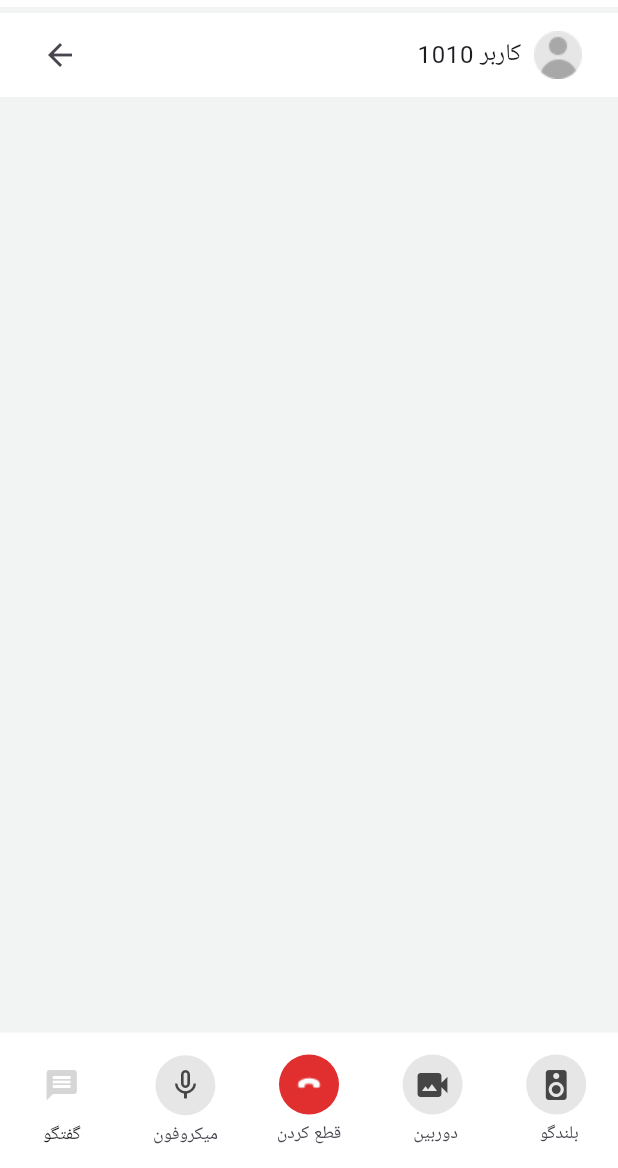
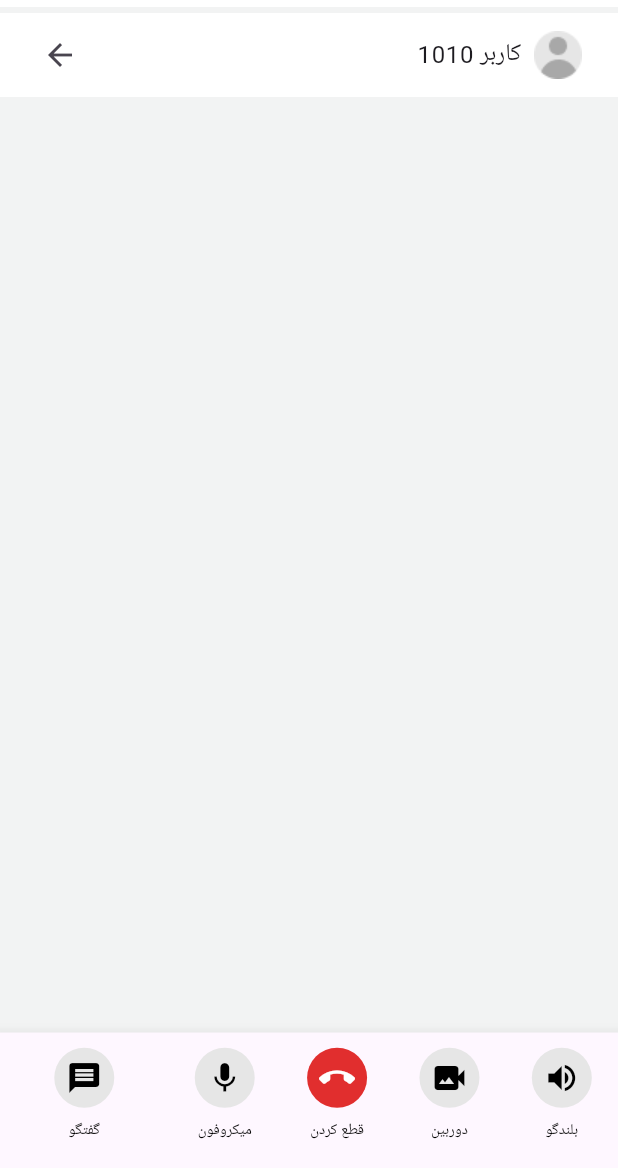
Before and after one commit to AfsharKourosh/ui_screen, a Flutter app: the screen it shows after launch, on a phone screen of 412 x 824 dp, the part 68-1236 px from its top. Run offline on Flutter 3.47's test engine with Material 3 defaults, Android fonts, the phone set to English and light mode, and no system bars; our stand-ins replace bloc, equatable, flutter_bloc, flutter_screenutil.

Commit message:
buttonNavBar implemented

```diff
--- /dev/null
+++ b/devtools_options.yaml
@@ -0,0 +1,3 @@
+description: This file stores settings for Dart & Flutter DevTools.
+documentation: https://docs.flutter.dev/tools/devtools/extensions#configure-extension-enablement-states
+extensions:
--- a/lib/core/util/constant/constant.dart
+++ b/lib/core/util/constant/constant.dart
@@ -11,7 +11,7 @@ class Constant {
   static const Color userText = Color(0xFF454545);
   static const Color selectButtonText = Color(0xFF5E5E5E);
   static const Color unselectButtonText = Color(0xFF65499E);
-  static const Color buttonNavText = Color(0xFF000000);
+  static const Color buttonNav = Color(0xFF000000);
   static const Color menuText = Color(0xFF3C2C5E);
   static const Color menuButton = Color(0xFF65499E);
   static const Color selectButtonBackground = Color(0xFFE6E6E6);
--- a/lib/feature/call/presentation/screen/call_back_screen.dart
+++ b/lib/feature/call/presentation/screen/call_back_screen.dart
@@ -1,5 +1,7 @@
 import 'package:flutter/material.dart';
 import 'package:flutter_screenutil/flutter_screenutil.dart';
+import 'package:ui_screen/core/util/constant/constant.dart';
+import 'package:ui_screen/feature/call/presentation/widget/bottom_navigation.dart';
 import '../../../../core/widget/app_bar.dart';
 
 class CallBackScreen extends StatefulWidget {
@@ -10,68 +12,15 @@ class CallBackScreen extends StatefulWidget {
 }
 
 class _CallBackScreenState extends State<CallBackScreen> {
+  final int _selectedIndex = 0;
+
 
   @override
   Widget build(BuildContext context) {
-    int currentPageIndex = 0;
     return Scaffold(
       backgroundColor: Color(0xFFF2F3F3),
       appBar: AppBarWidget(),
-      bottomNavigationBar: NavigationBar(
-        indicatorColor: Colors.transparent,
-        overlayColor: WidgetStateProperty.all(Colors.transparent),
-        height: 89.0.h,
-        backgroundColor: Color(0xFFffffff),
-        onDestinationSelected: (int index) {
-          setState(() {
-            currentPageIndex = index;
-          });
-        },
-        selectedIndex: currentPageIndex,
-        destinations: <Widget>[
-          NavigationDestination(
-            label: 'گفتگو',
-            selectedIcon: CircleAvatar(
-              backgroundColor: Color(0xFFffffff),
-              child: Icon(Icons.message, color: Color(0xFFD6D6D6)),
-            ),
-            icon: CircleAvatar(),
-          ),
-
-          NavigationDestination(
-            label: 'میکروفون',
-            icon: CircleAvatar(
-              backgroundColor: Color(0xFFE6E6E6),
-              child: Icon(Icons.mic_none, color: Color(0xFF454545)),
-            ),
-          ),
-
-          NavigationDestination(
-            label: 'قطع کردن',
-            icon: CircleAvatar(
-              backgroundColor: Color(0xFFE12E2E),
-              child: Image.asset('asset/image/callEnd.png'),
-            ),
-          ),
-
-          NavigationDestination(
-            label: ' دوربین',
-            icon: CircleAvatar(
-              backgroundColor: Color(0xFFE6E6E6),
-              child: Icon(Icons.video_camera_back, color: Color(0xFF454545)),
-            ),
-          ),
-
-          NavigationDestination(
-            label: ' بلندگو',
-            icon: CircleAvatar(
-              backgroundColor: Color(0xFFE6E6E6),
-              child: Icon(Icons.speaker, color: Color(0xFF454545)),
-            ),
-          ),
-        ],
-      ),
-
+      bottomNavigationBar: BottomNavigation(),
       body: Column(
         children: [
           Card(
@@ -122,3 +71,58 @@ class _CallBackScreenState extends State<CallBackScreen> {
 //     ),
 //   ],
 // ),
+//-------------------------------------------------------------------------------
+// NavigationBar(
+//   indicatorColor: Colors.transparent,
+//   overlayColor: WidgetStateProperty.all(Colors.transparent),
+//   height: 89.0.h,
+//   backgroundColor: Color(0xFFffffff),
+//   onDestinationSelected: (int index) {
+//     setState(() {
+//       currentPageIndex = index;
+//     });
+//   },
+//   selectedIndex: currentPageIndex,
+//   destinations: <Widget>[
+//     NavigationDestination(
+//       label: 'گفتگو',
+//       selectedIcon: CircleAvatar(
+//         backgroundColor: Color(0xFFffffff),
+//         child: Icon(Icons.message, color: Color(0xFFD6D6D6)),
+//       ),
+//       icon: CircleAvatar(),
+//     ),
+//
+//     NavigationDestination(
+//       label: 'میکروفون',
+//       icon: CircleAvatar(
+//         backgroundColor: Color(0xFFE6E6E6),
+//         child: Icon(Icons.mic_none, color: Color(0xFF454545)),
+//       ),
+//     ),
+//
+//     NavigationDestination(
+//       label: 'قطع کردن',
+//       icon: CircleAvatar(
+//         backgroundColor: Color(0xFFE12E2E),
+//         child: Image.asset('asset/image/callEnd.png'),
+//       ),
+//     ),
+//
+//     NavigationDestination(
+//       label: ' دوربین',
+//       icon: CircleAvatar(
+//         backgroundColor: Color(0xFFE6E6E6),
+//         child: Icon(Icons.video_camera_back, color: Color(0xFF454545)),
+//       ),
+//     ),
+//
+//     NavigationDestination(
+//       label: ' بلندگو',
+//       icon: CircleAvatar(
+//         backgroundColor: Color(0xFFE6E6E6),
+//         child: Icon(Icons.speaker, color: Color(0xFF454545)),
+//       ),
+//     ),
+//   ],
+// ),
--- /dev/null
+++ b/lib/feature/call/presentation/widget/bottom_navigation.dart
@@ -0,0 +1,125 @@
+import 'package:flutter/material.dart';
+import 'package:flutter_screenutil/flutter_screenutil.dart';
+
+import '../../../../core/util/constant/constant.dart';
+
+class BottomNavigation extends StatelessWidget {
+  const BottomNavigation({super.key});
+
+  final int selectedIndex = 0;
+
+  // void _onItemTapped(int index) {
+  // setState(() {
+  //   _selectedIndex = index;
+  // });
+
+  @override
+  Widget build(BuildContext context) {
+    return SizedBox(
+      height: 89.0.h,
+      child: BottomNavigationBar(
+        currentIndex: selectedIndex,
+        backgroundColor: Constant.cardBackground,
+        selectedFontSize: 10.0,
+        unselectedFontSize: 10.0,
+        selectedItemColor: Constant.buttonNav,
+        unselectedItemColor: Constant.buttonNav,
+        showUnselectedLabels: true,
+        selectedLabelStyle: TextStyle(height: 3),
+        items: [
+          BottomNavigationBarItem(
+            icon: CircleAvatar(
+              backgroundColor: Constant.selectButtonBackground,
+              child: Icon(Icons.message, color: Constant.buttonNav),
+            ),
+            label: 'گفتگو',
+          ),
+          BottomNavigationBarItem(
+            icon: CircleAvatar(
+              backgroundColor: Constant.selectButtonBackground,
+              child: Icon(Icons.mic, color: Constant.buttonNav),
+            ),
+            label: 'میکروفون',
+          ),
+          BottomNavigationBarItem(
+            icon: CircleAvatar(
+              backgroundColor: Constant.incorrectPText,
+              child: Icon(Icons.call_end, color: Constant.cardBackground),
+            ),
+            label: 'قطع کردن',
+          ),
+          BottomNavigationBarItem(
+            icon: CircleAvatar(
+              backgroundColor: Constant.selectButtonBackground,
+              child: Icon(Icons.video_camera_back, color: Constant.buttonNav),
+            ),
+            label: 'دوربین',
+          ),
+          BottomNavigationBarItem(
+            icon: CircleAvatar(
+              backgroundColor: Constant.selectButtonBackground,
+              child: Icon(Icons.volume_up, color: Constant.buttonNav),
+            ),
+            label: 'بلندگو',
+          ),
+        ],
+      ),
+    );
+  }
+}
+
+//----------------------------------------------------------------------------------
+//   NavigationBar(
+//   indicatorColor: Colors.transparent,
+//   overlayColor: WidgetStateProperty.all(Colors.transparent),
+//   height: 89.0.h,
+//   backgroundColor: Color(0xFFffffff),
+//   onDestinationSelected: (int index) {
+//     // setState(() {
+//     //   currentPageIndex = index;
+//     // });
+//   },
+//   selectedIndex: currentPageIndex,
+//   destinations: <Widget>[
+//     NavigationDestination(
+//       label: 'گفتگو',
+//       selectedIcon: CircleAvatar(
+//         backgroundColor: Color(0xFFffffff),
+//         child: Icon(Icons.message, color: Color(0xFFD6D6D6)),
+//       ),
+//       icon: CircleAvatar(),
+//     ),
+//
+//     NavigationDestination(
+//       label: 'میکروفون',
+//       icon: CircleAvatar(
+//         backgroundColor: Color(0xFFE6E6E6),
+//         child: Icon(Icons.mic_none, color: Color(0xFF454545)),
+//       ),
+//     ),
+//
+//     NavigationDestination(
+//       label: 'قطع کردن',
+//       icon: CircleAvatar(
+//         backgroundColor: Color(0xFFE12E2E),
+//         child: Image.asset('asset/image/callEnd.png'),
+//       ),
+//     ),
+//
+//     NavigationDestination(
+//       label: ' دوربین',
+//       icon: CircleAvatar(
+//         backgroundColor: Color(0xFFE6E6E6),
+//         child: Icon(Icons.video_camera_back, color: Color(0xFF454545)),
+//       ),
+//     ),
+//
+//     NavigationDestination(
+//       label: ' بلندگو',
+//       icon: CircleAvatar(
+//         backgroundColor: Color(0xFFE6E6E6),
+//         child: Icon(Icons.speaker, color: Color(0xFF454545)),
+//       ),
+//     ),
+//   ],
+// );
```
